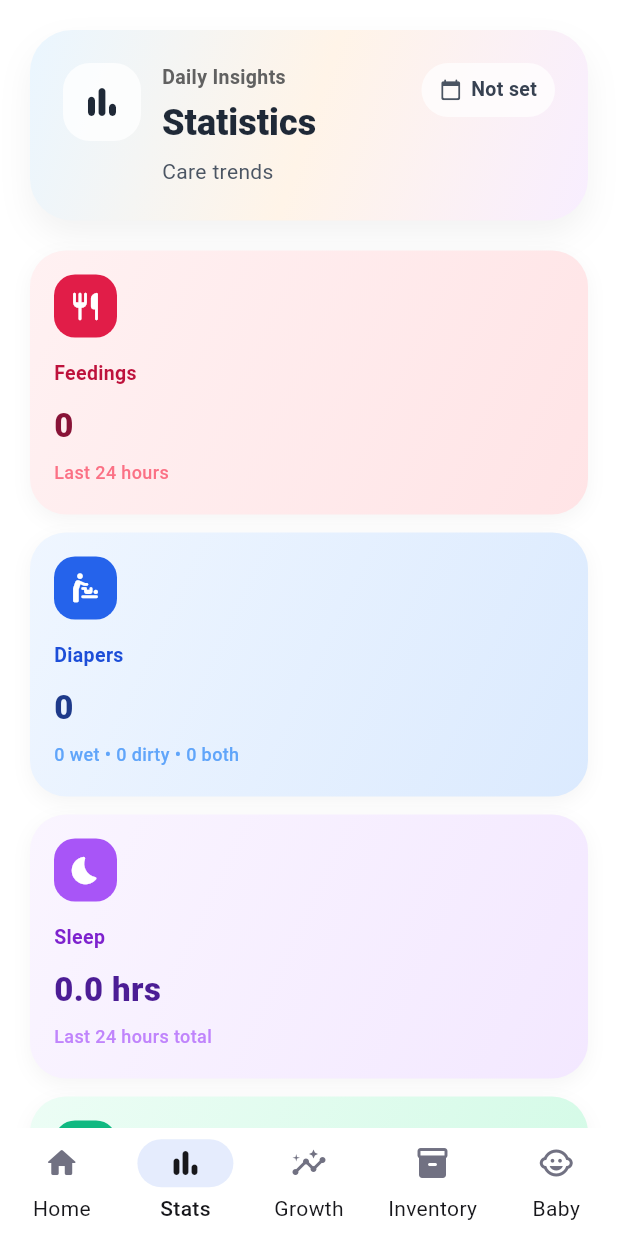
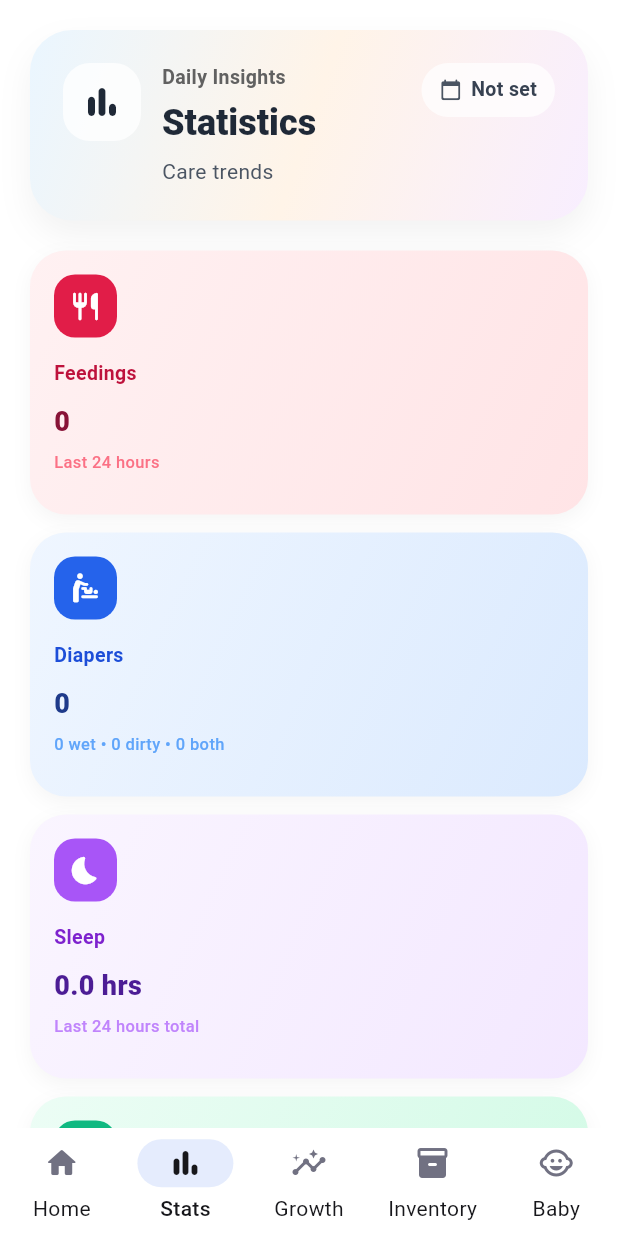
Before and after one commit to CMViIlalobos/baby_day_tracker, a Flutter app: the screen it shows after launch, item 2 of the bottom bar chosen, on a phone screen of 412 x 824 dp. Run offline on Flutter 3.47's test engine with Material 3 defaults, Android fonts, the light colour scheme and no system bars; our stand-ins replace fl_chart, flutter_local_notifications, flutter_timezone, image_picker, pdf, printing and 5 more; missing offline and left inert: dart:html; accounts and stored records are empty.

Commit message:
two taps method

```diff
--- a/lib/screens/stats_screen.dart
+++ b/lib/screens/stats_screen.dart
@@ -491,7 +491,12 @@ class _StatsData {
       if ((lastMedicine!.medicineUnit ?? '').isNotEmpty)
         lastMedicine!.medicineUnit,
     ].join(' ');
-    return dose.isEmpty ? time : '$time • $dose';
+
+    String result = dose.isEmpty ? time : '$time $dose';
+    if (result.length > 25) {
+      result = result.substring(0, 22) + '...';
+    }
+    return result;
   }
 
   static int _calculateStreak(List<BabyEvent> allEvents) {
--- a/lib/widgets/home_style.dart
+++ b/lib/widgets/home_style.dart
@@ -171,7 +171,6 @@ class HomeStyleInfoCard extends StatelessWidget {
   @override
   Widget build(BuildContext context) {
     return Container(
-      constraints: const BoxConstraints(minHeight: 164),
       decoration: BoxDecoration(
         gradient: LinearGradient(
           colors: gradientColors,
@@ -190,6 +189,7 @@ class HomeStyleInfoCard extends StatelessWidget {
       padding: const EdgeInsets.all(16),
       child: Column(
         crossAxisAlignment: CrossAxisAlignment.start,
+        mainAxisSize: MainAxisSize.min,
         children: [
           Container(
             width: 42,
@@ -218,7 +218,7 @@ class HomeStyleInfoCard extends StatelessWidget {
             overflow: TextOverflow.ellipsis,
             style: TextStyle(
               color: valueColor,
-              fontSize: 22,
+              fontSize: 18,
               fontWeight: FontWeight.w800,
             ),
           ),
@@ -229,7 +229,7 @@ class HomeStyleInfoCard extends StatelessWidget {
             overflow: TextOverflow.ellipsis,
             style: TextStyle(
               color: subtitleColor,
-              fontSize: 12,
+              fontSize: 11,
               fontWeight: FontWeight.w500,
             ),
           ),
```
Also changed, not shown: lib/screens/home_screen.dart (+0 -45 lines).
